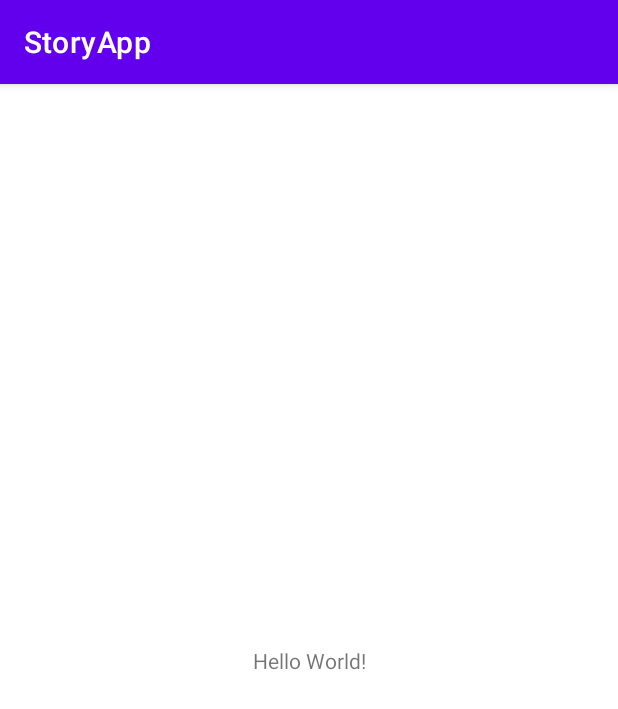
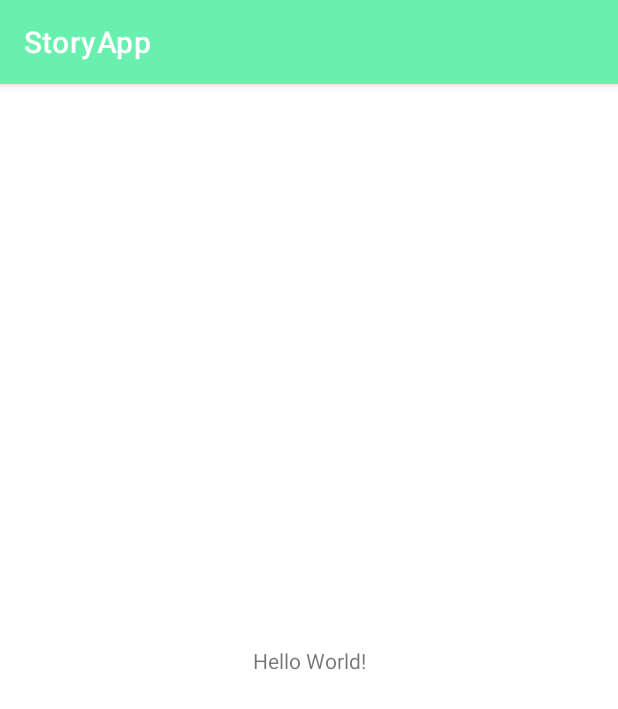
Before and after one commit to rahmadanu/story-app, an Android app: the screen it shows after launch (MainActivity), on a phone screen of 412 x 824 dp. Shown: the top 709 px of the screen. Run offline under Robolectric (Android 15) with nearby library versions, the phone set to English and light mode, and no system bars.

Commit message:
Add resource colors

```diff
--- a/app/build.gradle
+++ b/app/build.gradle
@@ -5,7 +5,7 @@ plugins {
 
 android {
     namespace 'com.dandev.storyapp'
-    compileSdk 32
+    compileSdk 33
 
     defaultConfig {
         applicationId "com.dandev.storyapp"
--- a/app/src/main/res/values/colors.xml
+++ b/app/src/main/res/values/colors.xml
@@ -7,4 +7,14 @@
     <color name="teal_700">#FF018786</color>
     <color name="black">#FF000000</color>
     <color name="white">#FFFFFFFF</color>
+
+    <color name="primaryColor">#69f0ae</color>
+    <color name="primaryLightColor">#9fffe0</color>
+    <color name="primaryDarkColor">#2bbd7e</color>
+    <color name="secondaryColor">#8c6d62</color>
+    <color name="secondaryLightColor">#bd9b8f</color>
+    <color name="secondaryDarkColor">#5e4238</color>
+
+    <color name="primaryTextColor">#5d4037</color>
+    <color name="secondaryTextColor">#ffffff</color>
 </resources>
--- a/app/src/main/res/values/themes.xml
+++ b/app/src/main/res/values/themes.xml
@@ -2,13 +2,13 @@
     <!-- Base application theme. -->
     <style name="Theme.StoryApp" parent="Theme.MaterialComponents.DayNight.DarkActionBar">
         <!-- Primary brand color. -->
-        <item name="colorPrimary">@color/purple_500</item>
-        <item name="colorPrimaryVariant">@color/purple_700</item>
-        <item name="colorOnPrimary">@color/white</item>
+        <item name="colorPrimary">@color/primaryColor</item>
+        <item name="colorPrimaryVariant">@color/primaryDarkColor</item>
+        <item name="colorOnPrimary">@color/primaryTextColor</item>
         <!-- Secondary brand color. -->
-        <item name="colorSecondary">@color/teal_200</item>
-        <item name="colorSecondaryVariant">@color/teal_700</item>
-        <item name="colorOnSecondary">@color/black</item>
+        <item name="colorSecondary">@color/secondaryColor</item>
+        <item name="colorSecondaryVariant">@color/secondaryDarkColor</item>
+        <item name="colorOnSecondary">@color/secondaryTextColor</item>
         <!-- Status bar color. -->
         <item name="android:statusBarColor">?attr/colorPrimaryVariant</item>
         <!-- Customize your theme here. -->
```
